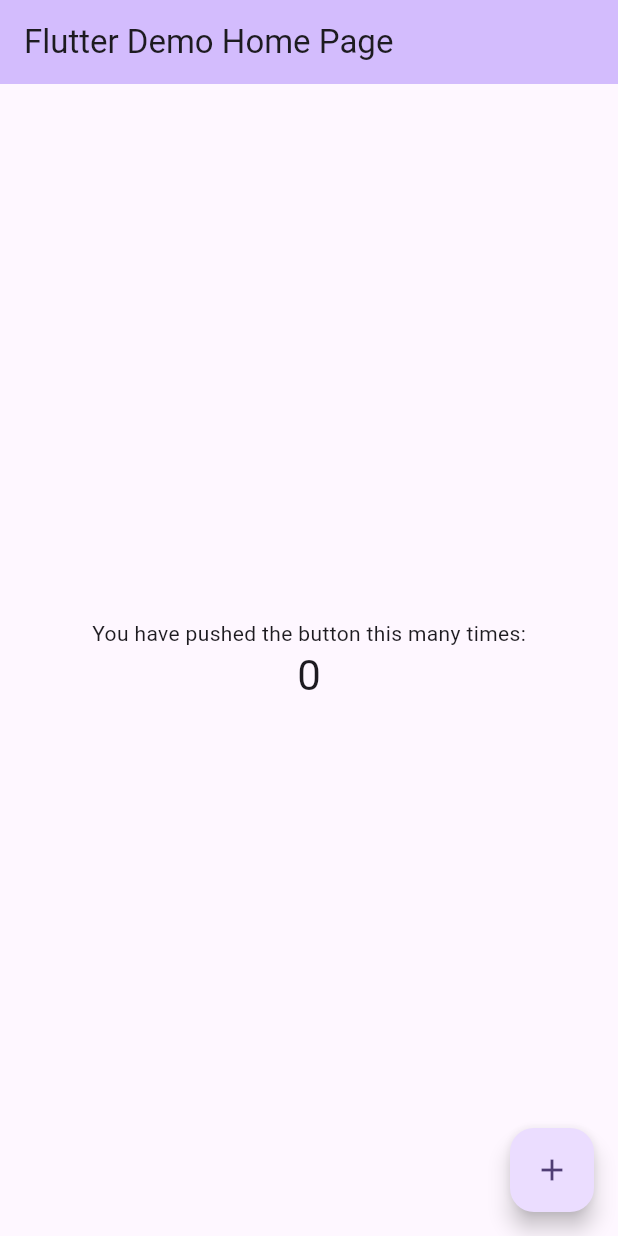
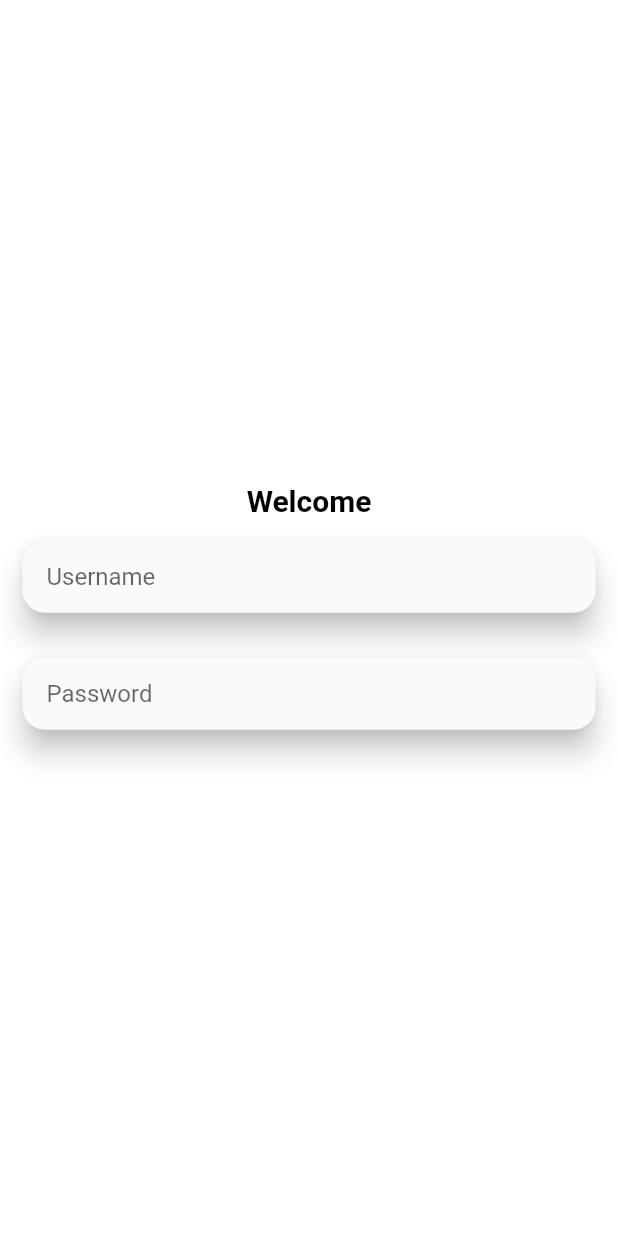
Before and after one commit to NUS-MGC-UI/diabeats-mobile, a Flutter app: the screen it shows after launch, on a phone screen of 412 x 824 dp. Run offline on Flutter 3.47's test engine with Material 2 defaults, Android fonts, the phone set to English and light mode, and no system bars; our stand-ins replace flutter_bloc.

Commit message:
add simple input field for login

```diff
--- /dev/null
+++ b/lib/diabeats_app.dart
@@ -0,0 +1,6 @@
+import 'package:diabeats_mobile/login/view/login_page.dart';
+import 'package:flutter/material.dart';
+
+class DiabeatsApp extends MaterialApp {
+  const DiabeatsApp({super.key}) : super(home: const LoginPage());
+}
--- /dev/null
+++ b/lib/login/view/login_page.dart
@@ -0,0 +1,30 @@
+import 'package:flutter/material.dart';
+import 'package:diabeats_mobile/widgets/input_field.dart';
+
+class LoginPage extends StatelessWidget {
+  const LoginPage({super.key});
+
+  @override
+  Widget build(BuildContext context) {
+    return const Scaffold(
+        backgroundColor: Color(0x00ededed),
+        body: SafeArea(
+            child: Center(
+          child: Column(
+            mainAxisAlignment: MainAxisAlignment.center,
+            children: [
+              Text(
+                'Welcome',
+                style: TextStyle(
+                  fontSize: 20,
+                  color: Colors.black,
+                  fontWeight: FontWeight.bold,
+                ),
+              ),
+              InputField(placeholder: "Username"),
+              InputField(placeholder: "Password")
+            ],
+          ),
+        )));
+  }
+}
--- a/lib/main.dart
+++ b/lib/main.dart
@@ -1,7 +1,9 @@
+import 'package:diabeats_mobile/diabeats_app.dart';
 import 'package:flutter/material.dart';
+import 'package:flutter_bloc/flutter_bloc.dart';
 
 void main() {
-  runApp(const MyApp());
+  runApp(const DiabeatsApp());
 }
 
 class MyApp extends StatelessWidget {
--- /dev/null
+++ b/lib/widgets/input_field.dart
@@ -0,0 +1,26 @@
+import 'package:flutter/material.dart';
+
+class InputField extends StatelessWidget {
+  final String placeholder;
+  const InputField({super.key, required this.placeholder});
+
+  @override
+  Widget build(BuildContext context) {
+    return Container(
+      padding: const EdgeInsets.all(15.0),
+      child: Material(
+        shape: RoundedRectangleBorder(
+          borderRadius: BorderRadius.circular(15.0),
+        ),
+        elevation: 8,
+        child: TextField(
+          decoration: InputDecoration(
+              contentPadding: EdgeInsets.symmetric(vertical: 8, horizontal: 16),
+              hintText: placeholder,
+              border: InputBorder.none,
+              fillColor: const Color(0x00fbfbfb)),
+        ),
+      ),
+    );
+  }
+}
--- a/pubspec.yaml
+++ b/pubspec.yaml
@@ -28,6 +28,7 @@ environment:
 # the latest version available on pub.dev. To see which dependencies have newer
 # versions available, run `flutter pub outdated`.
 dependencies:
+  bloc: ^8.1.0
   flutter:
     sdk: flutter
 
@@ -35,6 +36,9 @@ dependencies:
   # The following adds the Cupertino Icons font to your application.
   # Use with the CupertinoIcons class for iOS style icons.
   cupertino_icons: ^1.0.2
+
+  flutter_bloc: ^8.1.1
+
 
 dev_dependencies:
   flutter_test:
```
Also changed, not shown: pubspec.lock.
